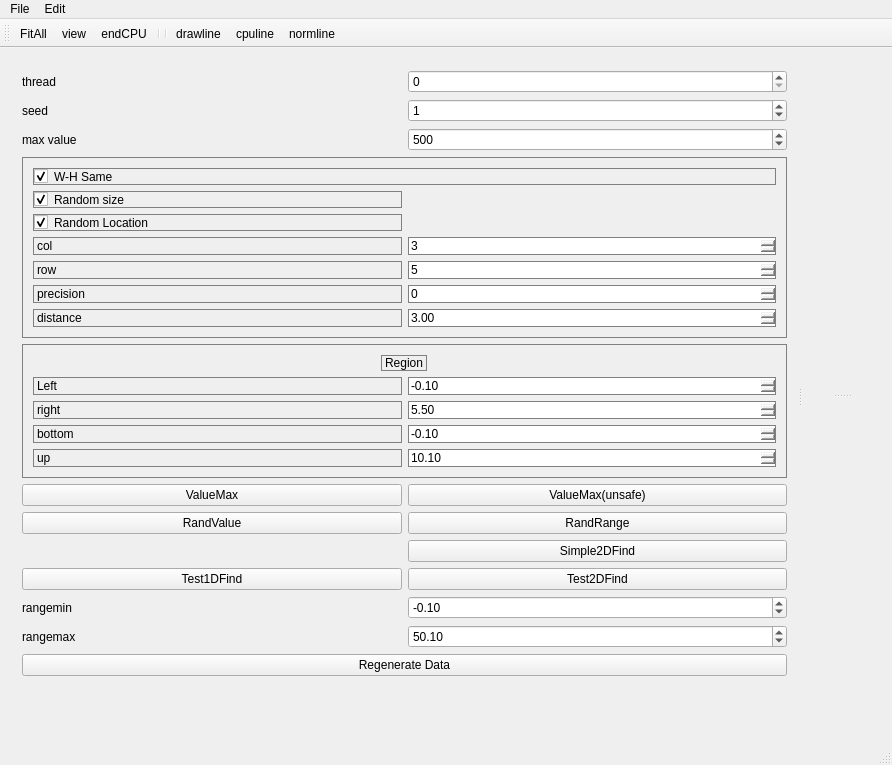
The window that OccDebuger/MainWindowOcc.ui (WisdomToNorth/OccDemo) describes before a commit, drawn with Qt 5.
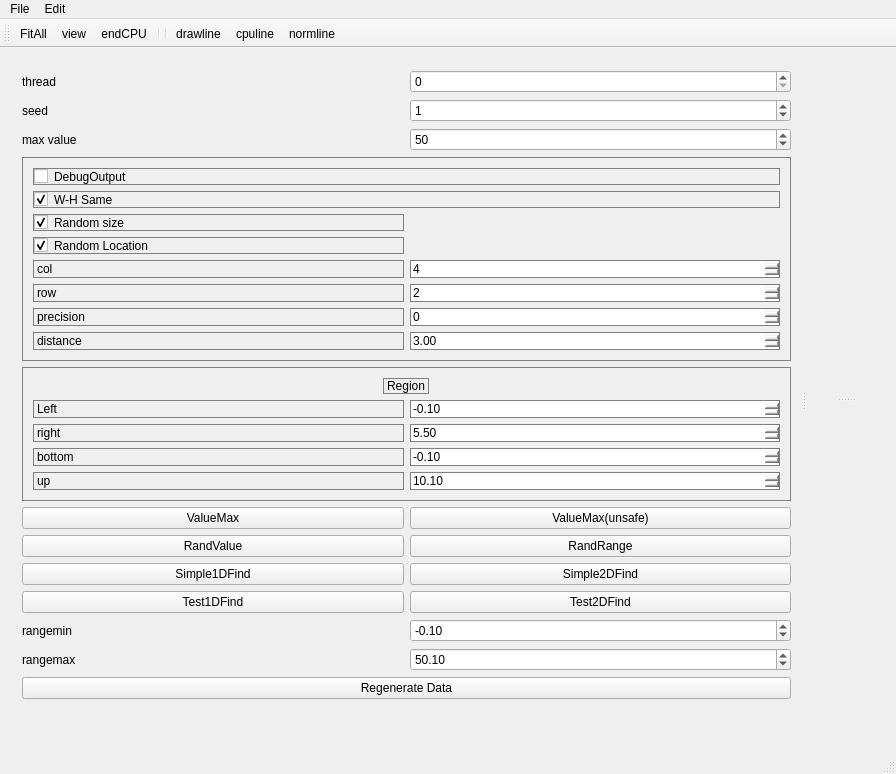
The same window after the commit.

Diff of the .ui file:
```diff
--- a/OccDebuger/MainWindowOcc.ui
+++ b/OccDebuger/MainWindowOcc.ui
@@ -6,8 +6,8 @@
    <rect>
     <x>0</x>
     <y>0</y>
-    <width>892</width>
-    <height>765</height>
+    <width>896</width>
+    <height>774</height>
    </rect>
   </property>
   <property name="windowTitle">
@@ -31,7 +31,7 @@
            <string notr="true">border:1px solid gray</string>
           </property>
           <layout class="QGridLayout" name="gridLayout_5">
-           <item row="0" column="0">
+           <item row="1" column="0">
             <widget class="QCheckBox" name="cb_wh_same">
              <property name="text">
               <string>W-H Same</string>
@@ -41,7 +41,7 @@
              </property>
             </widget>
            </item>
-           <item row="1" column="0">
+           <item row="2" column="0">
             <layout class="QGridLayout" name="gridLayout_4">
              <item row="3" column="0">
               <widget class="QLabel" name="label_4">
@@ -73,7 +73,7 @@
                 <number>1000</number>
                </property>
                <property name="value">
-                <number>5</number>
+                <number>2</number>
                </property>
               </widget>
              </item>
@@ -100,7 +100,7 @@
                 <number>1000</number>
                </property>
                <property name="value">
-                <number>3</number>
+                <number>4</number>
                </property>
               </widget>
              </item>
@@ -133,6 +133,16 @@
              </item>
             </layout>
            </item>
+           <item row="0" column="0">
+            <widget class="QCheckBox" name="cb_debug">
+             <property name="text">
+              <string>DebugOutput</string>
+             </property>
+             <property name="checked">
+              <bool>false</bool>
+             </property>
+            </widget>
+           </item>
           </layout>
          </widget>
         </item>
@@ -396,6 +406,13 @@
             </property>
            </widget>
           </item>
+          <item row="3" column="0">
+           <widget class="QPushButton" name="pb_Simple1DFind">
+            <property name="text">
+             <string>Simple1DFind</string>
+            </property>
+           </widget>
+          </item>
          </layout>
         </item>
         <item row="2" column="0">
@@ -411,7 +428,7 @@
            <number>2000</number>
           </property>
           <property name="value">
-           <number>500</number>
+           <number>50</number>
           </property>
          </widget>
         </item>
@@ -437,8 +454,8 @@
     <rect>
      <x>0</x>
      <y>0</y>
-     <width>892</width>
-     <height>26</height>
+     <width>896</width>
+     <height>21</height>
     </rect>
    </property>
    <widget class="QMenu" name="menuFile">
```
